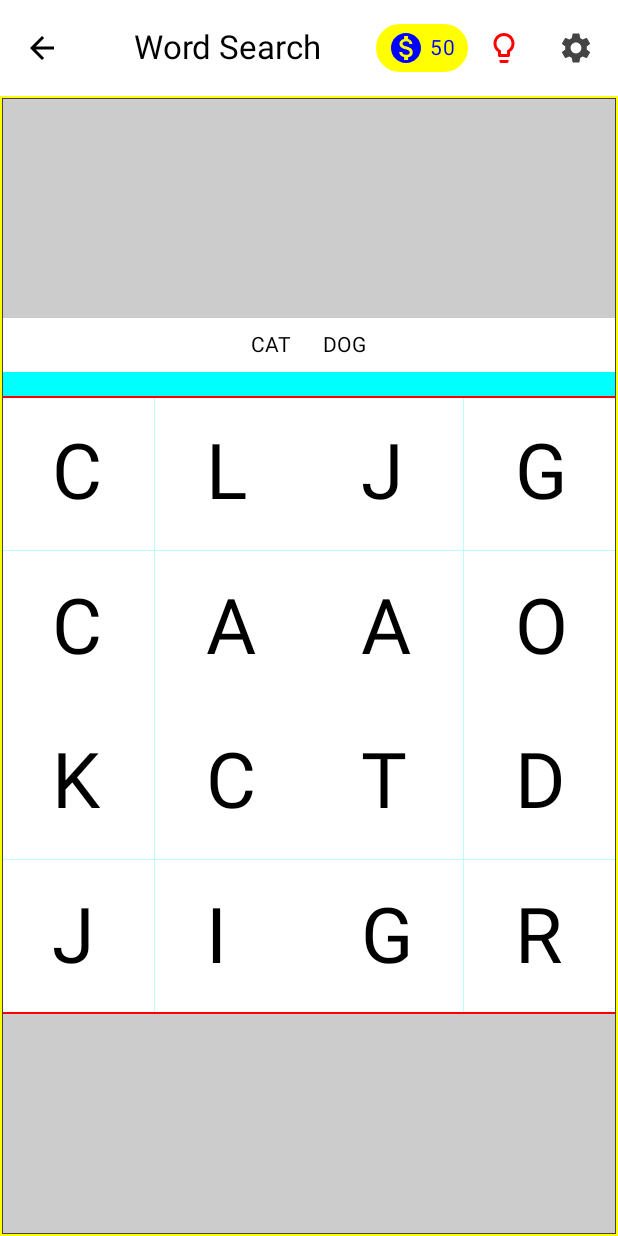
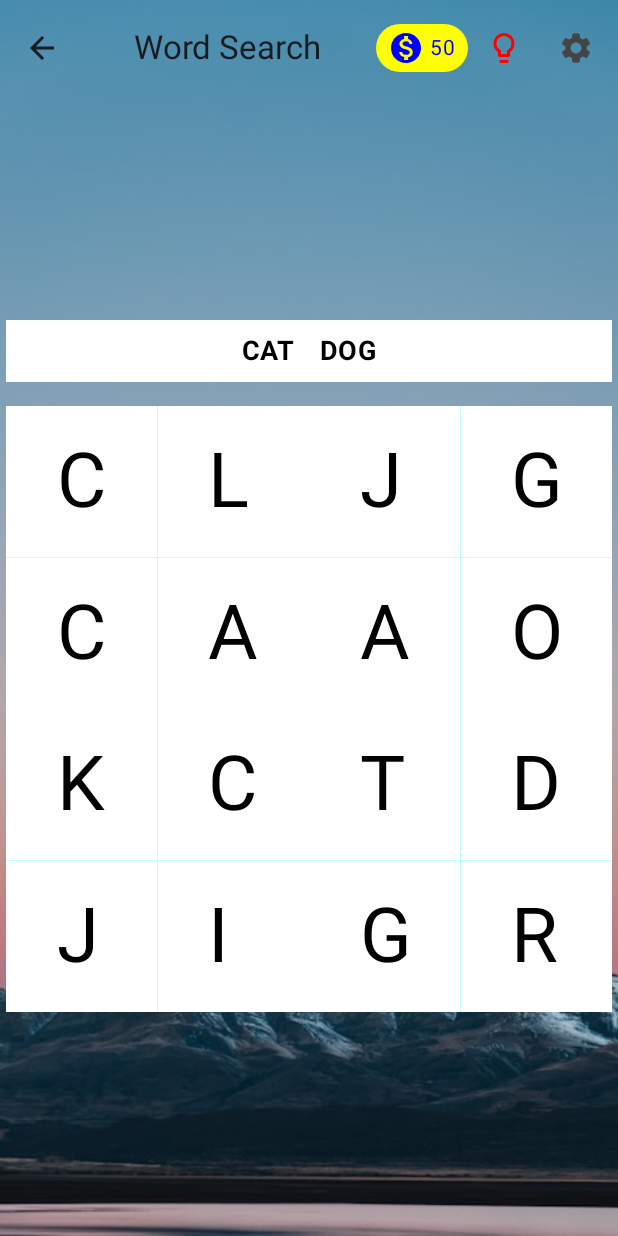
Before and after one commit to ajay020/word-search-game, an Android app built with Jetpack Compose: the screen it shows after launch (MainActivity), after a tap on an icon or button, on a phone screen of 412 x 824 dp. Run offline under Robolectric (Android 15) with nearby library versions, the phone set to English and light mode, and no system bars.

Commit message:
minor layout updates

```diff
--- a/app/src/main/java/com/example/wordsearch/ui/components/SearchGrid.kt
+++ b/app/src/main/java/com/example/wordsearch/ui/components/SearchGrid.kt
@@ -42,6 +42,7 @@ import androidx.compose.ui.unit.dp
 import androidx.lifecycle.viewmodel.compose.viewModel
 import com.example.wordsearch.viewModels.SearchGridState
 import com.example.wordsearch.viewModels.SearchGridViewModel
+import com.example.wordsearch.viewModels.Word
 import kotlin.math.abs
 import kotlin.math.min
 import kotlin.math.sign
@@ -56,23 +57,33 @@ fun SearchGrid(
     Column(
         modifier =
             modifier
-                .fillMaxSize()
-                .background(Color.LightGray),
-        verticalArrangement = Arrangement.spacedBy(4.dp),
+                .padding(4.dp)
+                .background(Color.Transparent),
+        verticalArrangement = Arrangement.spacedBy(8.dp),
     ) {
         Box(
             modifier =
                 Modifier
-                    .weight(1f)
-                    .fillMaxWidth()
-                    .border(1.dp, Color.Yellow)
-                    .padding(0.dp),
+                    .background(Color.Transparent)
+//                    .weight(1f)
+                    .fillMaxWidth(),
             contentAlignment = Alignment.TopCenter,
         ) {
             MainContent(
-                modifier = Modifier.fillMaxSize(),
+                modifier = Modifier,
                 uiState = uiState,
-                viewModel = viewModel,
+                onDragStart = { offset: Offset, cellSize: Float ->
+                    viewModel.onDragStart(
+                        offset,
+                        cellSize,
+                    )
+                },
+                onDrag = { viewModel.onDrag(it) },
+                onDragEnd = { viewModel.onDragEnd() },
+                getCurrentLineColor = { viewModel.getCurrentLineColor() },
+                updateSelectedCells = { offset: Offset, cellSize: Float ->
+                    viewModel.updateSelectedCells(offset, cellSize)
+                },
             )
 
             if (uiState.showCompletionDialog) {
@@ -85,18 +96,21 @@ fun SearchGrid(
     }
 }
 
+@Suppress("LongParameterList")
 @Composable
 fun MainContent(
     modifier: Modifier = Modifier,
     uiState: SearchGridState,
-    viewModel: SearchGridViewModel,
+    onDragStart: (Offset, Float) -> Unit,
+    onDragEnd: () -> Unit,
+    onDrag: (Offset) -> Unit,
+    getCurrentLineColor: () -> Color = { Color.Green },
+    updateSelectedCells: (Offset, Float) -> Unit = { _, _ -> },
 ) {
     BoxWithConstraints(
         modifier =
             modifier
-                .border(2.dp, Color.DarkGray)
-                .wrapContentSize()
-                .background(Color.Cyan),
+                .wrapContentSize(),
         contentAlignment = Alignment.Center,
     ) {
         val density = LocalDensity.current
@@ -145,17 +159,16 @@ fun MainContent(
                         .background(Color.Cyan)
                         .pointerInput(Unit) {
                             detectDragGestures(
-                                onDragStart = { offset -> viewModel.onDragStart(offset, cellSize) },
-                                onDragEnd = { viewModel.onDragEnd() },
-                                onDrag = { change, _ -> viewModel.onDrag(change.position) },
+                                onDragStart = { offset -> onDragStart(offset, cellSize) },
+                                onDragEnd = { onDragEnd() },
+                                onDrag = { change, _ -> onDrag(change.position) },
                             )
                         },
             ) {
                 Canvas(
                     modifier =
                         Modifier
-                            .fillMaxSize()
-                            .border(1.dp, Color.Red),
+                            .fillMaxSize(),
                 ) {
                     // Draw grid
                     for (i in 0 until rows) {
@@ -173,7 +186,7 @@ fun MainContent(
                             drawCircle(
                                 color =
                                     if (Pair(i, j) in uiState.positionOfHintWords) {
-                                        Color.Red
+                                        getCurrentLineColor()
                                     } else {
                                         Color.Transparent
                                     },
@@ -208,7 +221,7 @@ fun MainContent(
                             color = foundWord.color,
                             style =
                                 Stroke(
-                                    width = cellSize / 2,
+                                    width = cellSize * 3/4,
                                     cap = StrokeCap.Round,
                                     join = StrokeJoin.Bevel,
                                 ),
@@ -224,7 +237,7 @@ fun MainContent(
                                     start.first * cellSize + cellSize / 2,
                                 )
                             val direction = getDirection(startOffset, end)
-                            val strokeWidth = cellSize / 2
+                            val strokeWidth = cellSize * 3/4
                             val constrainedStart =
                                 constrainToDirection(
                                     startOffset,
@@ -247,13 +260,13 @@ fun MainContent(
                                 )
 
                             drawLine(
-                                color = viewModel.getCurrentLineColor(),
+                                color = getCurrentLineColor(),
                                 start = constrainedStart,
                                 end = constrainedEnd,
                                 strokeWidth = strokeWidth,
                                 cap = StrokeCap.Round,
                             )
-                            viewModel.updateSelectedCells(constrainedEnd, cellSize)
+                            updateSelectedCells(constrainedEnd, cellSize)
                         }
                     }
 
@@ -320,6 +333,7 @@ fun getDirection(
     }
 }
 
+@Suppress("LongParameterList")
 fun constrainToDirection(
     start: Offset,
     end: Offset,
@@ -374,4 +388,16 @@ private fun WordSearchPreview() {
             "CAT",
             "DOG",
         )
+
+    val words = wordList.map { Word(it, false) }
+
+    MainContent(
+        uiState = SearchGridState(
+            grid = grid,
+            words = words
+        ),
+        onDragStart = { a, b -> /*TODO*/ },
+        onDragEnd = { /*TODO*/ },
+        onDrag = {}
+    )
 }
--- a/app/src/main/java/com/example/wordsearch/ui/components/SearchGridTopbar.kt
+++ b/app/src/main/java/com/example/wordsearch/ui/components/SearchGridTopbar.kt
@@ -37,14 +37,9 @@ fun SearchGridTopbar(
     onSettingsClick: () -> Unit
 ) {
     TopAppBar(
-        modifier = Modifier.background(Color.White.copy(alpha = 1f)),
         colors =
-            TopAppBarColors(
+            androidx.compose.material3.TopAppBarDefaults.topAppBarColors(
                 containerColor = Color.Transparent,
-                actionIconContentColor = Color.White,
-                navigationIconContentColor = Color.Black,
-                titleContentColor = Color.Black,
-                scrolledContainerColor = Color.Black,
             ),
         title = {
             Text(
--- a/app/src/main/java/com/example/wordsearch/ui/components/WordList.kt
+++ b/app/src/main/java/com/example/wordsearch/ui/components/WordList.kt
@@ -4,6 +4,7 @@ import androidx.compose.foundation.layout.Arrangement
 import androidx.compose.foundation.layout.Box
 import androidx.compose.foundation.layout.ExperimentalLayoutApi
 import androidx.compose.foundation.layout.FlowRow
+import androidx.compose.foundation.layout.fillMaxWidth
 import androidx.compose.foundation.layout.padding
 import androidx.compose.material3.MaterialTheme
 import androidx.compose.material3.Text
@@ -11,9 +12,11 @@ import androidx.compose.runtime.Composable
 import androidx.compose.ui.Alignment
 import androidx.compose.ui.Modifier
 import androidx.compose.ui.graphics.Color
+import androidx.compose.ui.text.font.FontWeight
 import androidx.compose.ui.text.style.TextDecoration
 import androidx.compose.ui.tooling.preview.Preview
 import androidx.compose.ui.unit.dp
+import androidx.compose.ui.unit.sp
 import com.example.wordsearch.viewModels.Word
 
 @OptIn(ExperimentalLayoutApi::class)
@@ -39,7 +42,7 @@ fun WordItem(word: Word) {
     Box(
         modifier =
             Modifier
-                .padding(horizontal = 10.dp, vertical = 4.dp),
+                .padding(horizontal = 8.dp, vertical = 6.dp),
         contentAlignment = Alignment.Center,
     ) {
         Text(
@@ -48,6 +51,8 @@ fun WordItem(word: Word) {
                 MaterialTheme.typography.bodyMedium.copy(
                     textDecoration = if (word.found) TextDecoration.LineThrough else TextDecoration.None,
                     color = if (word.found) Color.Gray else Color.Black,
+                    fontWeight = FontWeight.Bold,
+                    fontSize = 18.sp,
                 ),
         )
     }
@@ -65,5 +70,5 @@ private fun WordListPreviw() {
             Word("Bat", false),
             Word("Bat", false),
         )
-    WordList(words = words)
+    WordList(words = words, modifier = Modifier.fillMaxWidth())
 }
--- a/app/src/main/java/com/example/wordsearch/ui/screens/SearchGameScreen.kt
+++ b/app/src/main/java/com/example/wordsearch/ui/screens/SearchGameScreen.kt
@@ -2,6 +2,12 @@ package com.example.wordsearch.ui.screens
 
 import ExitConfirmationDialog
 import SettingsDialog
+import androidx.compose.foundation.Image
+import androidx.compose.foundation.background
+import androidx.compose.foundation.layout.Arrangement
+import androidx.compose.foundation.layout.Box
+import androidx.compose.foundation.layout.Column
+import androidx.compose.foundation.layout.fillMaxSize
 import androidx.compose.foundation.layout.padding
 import androidx.compose.material3.Scaffold
 import androidx.compose.runtime.Composable
@@ -13,6 +19,9 @@ import androidx.compose.runtime.mutableStateOf
 import androidx.compose.runtime.remember
 import androidx.compose.runtime.setValue
 import androidx.compose.ui.Modifier
+import androidx.compose.ui.graphics.Color
+import androidx.compose.ui.layout.ContentScale
+import androidx.compose.ui.res.painterResource
 import androidx.compose.ui.tooling.preview.Preview
 import androidx.lifecycle.Lifecycle
 import androidx.lifecycle.LifecycleEventObserver
@@ -59,7 +68,23 @@ fun SearchGameScreen(
         }
     }
 
+    Box(
+        modifier = Modifier.fillMaxSize(),
+    ) {
+        Image(
+            painter = painterResource(id = uiState.backgroundImgRes),
+            contentDescription = "Background",
+            modifier = Modifier.fillMaxSize(),
+            contentScale = ContentScale.Crop,
+        )
+
         Scaffold(
+            modifier =
+                Modifier
+                    .background(Color.Transparent)
+                    .fillMaxSize(),
+            containerColor = Color.Transparent,
+            contentColor = Color.Transparent,
             topBar = {
                 SearchGridTopbar(
                     title = "Word Search",
@@ -75,9 +100,17 @@ fun SearchGameScreen(
                 )
             },
         ) {
+            Column(
+                modifier =
+                    modifier
+                        .fillMaxSize()
+                        .padding(it),
+                verticalArrangement = Arrangement.Center,
+            ) {
                 SearchGrid(
-            modifier = modifier.padding(it),
+                    modifier = Modifier,
                 )
+            }
 
             // Show the custom dialog when showDialog is true
             if (showDialog) {
@@ -101,6 +134,7 @@ fun SearchGameScreen(
             }
         }
     }
+}
 
 @Preview(
     showBackground = true,
@@ -108,9 +142,5 @@ fun SearchGameScreen(
 )
 @Composable
 private fun SearchGreenScreenPreview() {
-//    SearchGameScreen(navigateToMainScreen = {
-//        navController.navigate("main")
-//    })
-
-    ExitConfirmationDialog(onQuit = { /*TODO*/ }) {}
+//    ExitConfirmationDialog(onQuit = { /*TODO*/ }) {}
 }
--- a/app/src/main/java/com/example/wordsearch/viewModels/MainViewModel.kt
+++ b/app/src/main/java/com/example/wordsearch/viewModels/MainViewModel.kt
@@ -1,5 +1,6 @@
 package com.example.wordsearch.viewModels
 
+import androidx.annotation.DrawableRes
 import androidx.lifecycle.ViewModel
 import androidx.lifecycle.ViewModelProvider.AndroidViewModelFactory.Companion.APPLICATION_KEY
 import androidx.lifecycle.viewmodel.initializer
@@ -49,6 +50,6 @@ class MainViewModel(
 }
 
 data class MainUiState(
-    val backGroundImage: Int = R.drawable.sky,
+    @DrawableRes val backGroundImage: Int = R.drawable.sky,
     val totalWordsFound: Int = 0,
 )
--- a/app/src/main/java/com/example/wordsearch/viewModels/SearchGameViewModal.kt
+++ b/app/src/main/java/com/example/wordsearch/viewModels/SearchGameViewModal.kt
@@ -28,11 +28,12 @@ class SearchGameViewModal(
     private var mediaPlayer: MediaPlayer? = null
 
     init {
-        _uiState.value = _uiState.value.copy(backgroundImgRes = themePreferenceManager.getBackgroundImage())
         // Load sound setting on initialization
-        _uiState.value = _uiState.value.copy(musicEnabled = soundSettingsManager.isMusicEnabled())
-        // Initialize and play soothing music
-//        startBackgroundMusic()
+        _uiState.value =
+            _uiState.value.copy(
+                backgroundImgRes = themePreferenceManager.getBackgroundImage(),
+                musicEnabled = soundSettingsManager.isMusicEnabled(),
+            )
     }
 
     fun startBackgroundMusic() {
```
Also changed, not shown: app/src/main/java/com/example/wordsearch/ui/components/ImageSelectionDialog.kt (+4 -4 lines), app/src/main/res/drawable/drizzle.jpg (added), app/src/main/res/drawable/foggy.jpg (added), app/src/main/res/drawable/rainy.jpg (added), app/src/main/res/drawable/snowy.jpg (added), 1 other file. Lines whose indentation alone changed are shown as unchanged.
